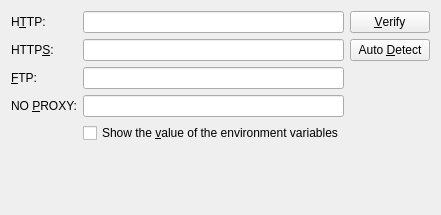
First picture: the form in konqueror/settings/kio/envvarproxy_ui.ui, repository KDE/konqueror, before the edit.
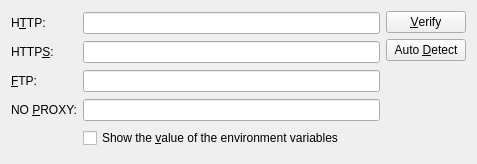
Second picture: the form after the edit. Custom widgets are drawn as their Qt base class.

Diff of the .ui file:
```diff
--- a/konqueror/settings/kio/envvarproxy_ui.ui
+++ b/konqueror/settings/kio/envvarproxy_ui.ui
@@ -1,6 +1,14 @@
 <ui version="4.0" >
  <class>EnvVarProxyDlgUI</class>
  <widget class="QWidget" name="EnvVarProxyDlgUI" >
+  <property name="geometry" >
+   <rect>
+    <x>0</x>
+    <y>0</y>
+    <width>477</width>
+    <height>164</height>
+   </rect>
+  </property>
   <layout class="QVBoxLayout" >
    <item>
     <layout class="QHBoxLayout" >
@@ -174,22 +182,6 @@
      </item>
     </layout>
    </item>
-   <item>
-    <spacer>
-     <property name="orientation" >
-      <enum>Qt::Vertical</enum>
-     </property>
-     <property name="sizeType" >
-      <enum>QSizePolicy::Fixed</enum>
-     </property>
-     <property name="sizeHint" >
-      <size>
-       <width>20</width>
-       <height>61</height>
-      </size>
-     </property>
-    </spacer>
-   </item>
   </layout>
  </widget>
  <layoutdefault spacing="6" margin="11" />
```
